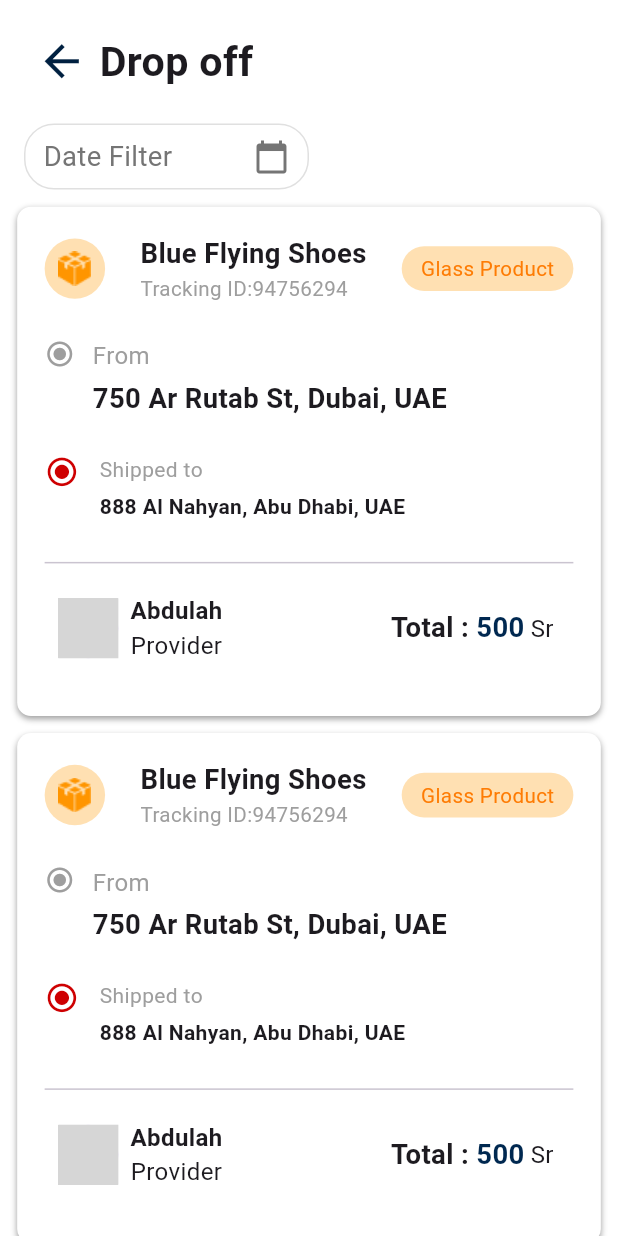
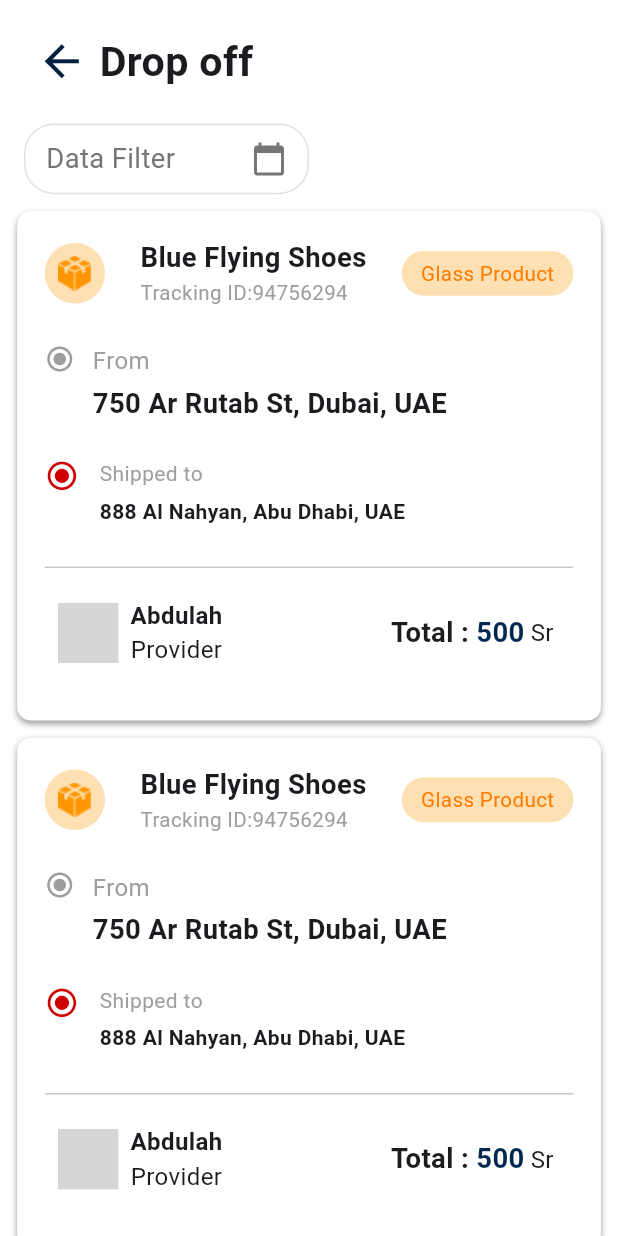
Before and after one commit to TopBusiness-Flutter-Projects/delifast, a Flutter app: the DropOffScreen screen opened directly, on a phone screen of 412 x 824 dp. Run offline on Flutter 3.47's test engine with Material 3 defaults, Android fonts, the phone set to English and light mode, and no system bars; our stand-ins replace bloc, dio, dotted_line, easy_localization, equatable, flutter_bloc and 12 more; missing offline and left inert: ai_barcode_scanner, odoo_rpc; accounts and stored records are empty; project files that could hold a hidden picture were left out; grey boxes are pictures that could not be loaded.

Commit message:
full design without backend

```diff
--- a/assets/lang/ar.json
+++ b/assets/lang/ar.json
@@ -102,5 +102,8 @@
   "contact_us": "تواصل معنا",
   "from": "من",
   "shipped_to": "الشحن الي",
-  "otal"
+  "orders": "الطلبات",
+  "data_filter": "ترتيب البيانات",
+  "status_filter": "ترتيب الحالة",
+  "my_balance": "رصيدى"
 }
--- a/assets/lang/en.json
+++ b/assets/lang/en.json
@@ -102,7 +102,9 @@
     "current_shipment":"Current Shipment",
     "contact_us": "Contact us",
     "from": "From",
-    "shipped_to": "Shipped to"
-
+    "shipped_to": "Shipped to",
+    "data_filter": "Data Filter",
+    "status_filter": "Status Filter",
+    "my_balance": "My Balance"
 
 }
--- a/lib/core/api/dio_consumer.dart
+++ b/lib/core/api/dio_consumer.dart
@@ -1,11 +1,9 @@
 import 'dart:convert';
 import 'dart:io';
-
 import 'package:dio/adapter.dart';
 import 'package:dio/dio.dart';
 import 'package:flutter/foundation.dart';
 import 'package:delifast/core/api/status_code.dart';
-
 import '../error/exceptions.dart';
 import 'app_interceptors.dart';
 import 'base_api_consumer.dart';
--- a/lib/core/widgets/custom_text_form_field.dart
+++ b/lib/core/widgets/custom_text_form_field.dart
@@ -3,14 +3,13 @@ import '../utils/app_export.dart';
 class CustomTextField2 extends StatefulWidget {
   final String? labelText;
   final String? hintText;
-
   final Function()? onTap;
   final Function(String)? onChanged;
   final Function(String)? onSubmitted;
   final String? initialValue;
   final Widget? prefixIcon;
   final Widget? suffixIcon;
-  final double? borderRadius;// //
+  final double? borderRadius;
 
   final bool isMessage;
   final bool isPassword;
--- a/lib/features/home/screens/drop_off.dart
+++ b/lib/features/home/screens/drop_off.dart
@@ -1,6 +1,5 @@
 import 'package:delifast/core/utils/app_export.dart';
 import 'package:easy_localization/easy_localization.dart';
-import '../../../core/widgets/package_order.dart';
 import '../../order_details/screens/widget/shipment_widget.dart';
 class DropOffScreen extends StatefulWidget {
   const DropOffScreen({super.key});
@@ -90,7 +89,7 @@ class _DropOffScreenState extends State<DropOffScreen> {
         }
       },
       child: Container(
-        padding: EdgeInsets.symmetric(horizontal: 12, vertical: 8),
+        padding: EdgeInsets.symmetric(horizontal: 12.w, vertical: 8.h),
         decoration: BoxDecoration(
           border: Border.all(color: Colors.grey[300]!),
           borderRadius: BorderRadius.circular(20),
@@ -101,7 +100,7 @@ class _DropOffScreenState extends State<DropOffScreen> {
             Text(
               selectedDate != null
                   ? '${selectedDate!.day}/${selectedDate!.month}/${selectedDate!.year}'
-                  : 'Date Filter',
+                  : "data_filter".tr(),
               style: TextStyle(
                 color: Colors.grey[600],
                 fontSize: 16.sp,
--- a/lib/features/home/screens/pick_up.dart
+++ b/lib/features/home/screens/pick_up.dart
@@ -1,7 +1,5 @@
 import 'package:delifast/core/utils/app_export.dart';
 import 'package:easy_localization/easy_localization.dart';
-
-import '../../../core/widgets/package_order.dart';
 import '../../order_details/screens/widget/shipment_widget.dart';
 
 
@@ -104,7 +102,7 @@ class _PickUpScreenState extends State<PickUpScreen> {
             Text(
               selectedDate != null
                   ? '${selectedDate!.day}/${selectedDate!.month}/${selectedDate!.year}'
-                  : 'Date Filter',
+                  : "data_filter".tr(),
               style: TextStyle(
                 color: Colors.grey[600],
                 fontSize: 16.sp,
--- a/lib/features/home/screens/wallet_screen.dart
+++ b/lib/features/home/screens/wallet_screen.dart
@@ -87,7 +87,7 @@ class _WalletScreenState extends State<WalletScreen> {
                             Padding(
                               padding: const EdgeInsets.all(8.0),
                               child: Text(
-                                "My Balance",
+                                "my_balance".tr(),
                                 style: TextStyle(
                                     color: AppColors.white,
                                     fontSize: 20.sp,
--- a/lib/features/login/screens/login_screen.dart
+++ b/lib/features/login/screens/login_screen.dart
@@ -101,7 +101,7 @@ class _LoginScreenState extends State<LoginScreen> {
                                 borderRadius: 20,
                                 validator: (value) {
                                   if (value!.isEmpty) {
-                                    return 'enter_password'.tr();
+                                    return 'enterPassword'.tr();
                                   } else if (value.length < 8) {
                                     return 'password_too_short'.tr();
                                   }
--- a/lib/features/orders/screens/order_screen.dart
+++ b/lib/features/orders/screens/order_screen.dart
@@ -88,7 +88,7 @@ class _OrderScreenState extends State<OrderScreen> {
       child: DropdownButton<String>(
         isExpanded: true,
         value: selectedStatus,
-        hint: Text('Status Filter', style: TextStyle(color: Colors.grey[600],
+        hint: Text("status_filter".tr(), style: TextStyle(color: Colors.grey[600],
             fontSize: 14.sp)),
         underline: const SizedBox(),
         icon: Icon(Icons.arrow_drop_down, color: Colors.grey[600]),
@@ -134,7 +134,7 @@ class _OrderScreenState extends State<OrderScreen> {
             Text(
               selectedDate != null
                   ? '${selectedDate!.day}/${selectedDate!.month}/${selectedDate!.year}'
-                  : 'Date Filter',
+                  : "data_filter".tr(),
               style: TextStyle(
                 color: Colors.grey[600],
                 fontSize: 16.sp,
--- a/pubspec.yaml
+++ b/pubspec.yaml
@@ -69,7 +69,7 @@ dependencies:
   qr_code_scanner: ^1.0.1
   ai_barcode: ^3.2.7
   ai_barcode_scanner: ^3.4.3
-  odoo_rpc:
+  odoo_rpc: ^0.5.4
   flutter_html:
 dev_dependencies:
   flutter_test:
```
Also changed, not shown: lib/core/remote/service.dart (+1 -7 lines), pubspec.lock.
